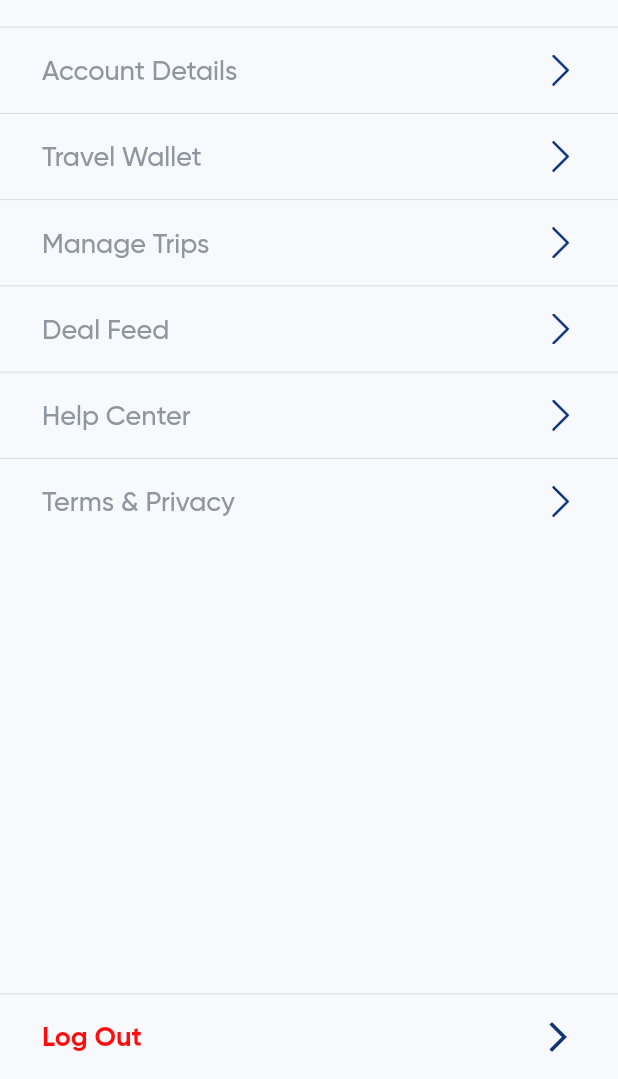
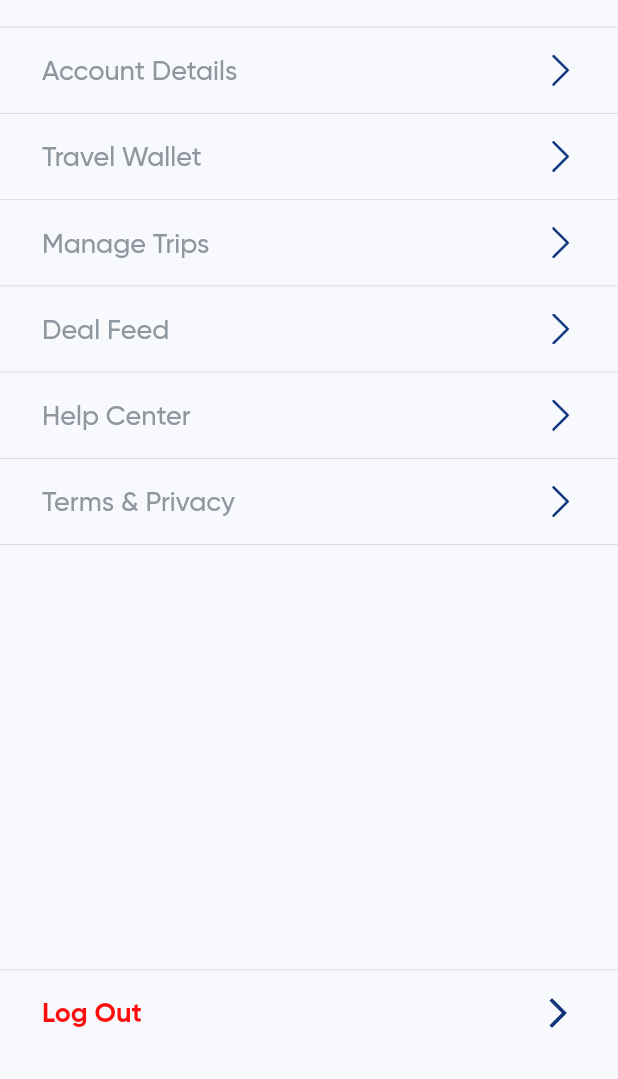
Before and after one commit to soliddev328/flutter-dart-uidexco, a Flutter app: the HotelHomeScreen screen opened by its route, with the side drawer open, on a phone screen of 412 x 824 dp, the part 157-1236 px from its top. Run offline on Flutter 3.47's test engine with Material 2 defaults, Android fonts, the phone set to English and light mode, and no system bars; our stand-ins replace carousel_slider, datetime_picker_formfield, dio, flushbar, flutter_datetime_picker, flutter_typeahead and 5 more; accounts and stored records are empty; Roboto replaces fonts that are missing (Gilroy Bold).

Commit message:
Minor tweaks on Menu

```diff
--- a/flyline_flutter_app-master/lib/modules/home/logged_home.dart
+++ b/flyline_flutter_app-master/lib/modules/home/logged_home.dart
@@ -1151,6 +1151,8 @@ class _HotelHomeScreenState extends State<HotelHomeScreen>
             height: double.infinity,
             width: double.infinity,
             color: Color(0xFFF7F9FC),
+            child: Padding(
+             padding: const EdgeInsets.only(bottom:16.0),
               child: Column(
                 children: <Widget>[
                   ListTile(
@@ -1337,6 +1339,9 @@ class _HotelHomeScreenState extends State<HotelHomeScreen>
                               builder: (context) => TermsOfUsePage()));
                     },
                   ),
+                   Divider(
+                    height: 1.5,
+                  ),
                   Expanded(
                     child: Container(),
                   ),
@@ -1364,6 +1369,7 @@ class _HotelHomeScreenState extends State<HotelHomeScreen>
                     },
                   ),
                 ],
+              ),
             ),
           ),
         ),
```
Also changed, not shown: flyline_flutter_app-master/lib/modules/home/guest_home.dart (+12 -5 lines). Lines whose indentation alone changed are shown as unchanged.
